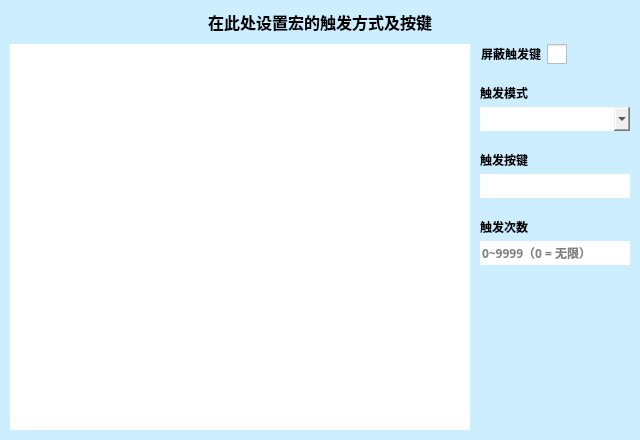
Before: the Qt Designer form .ui/TriggerUi.ui in ChiyukiGana/Quickinput, drawn with Qt 5.
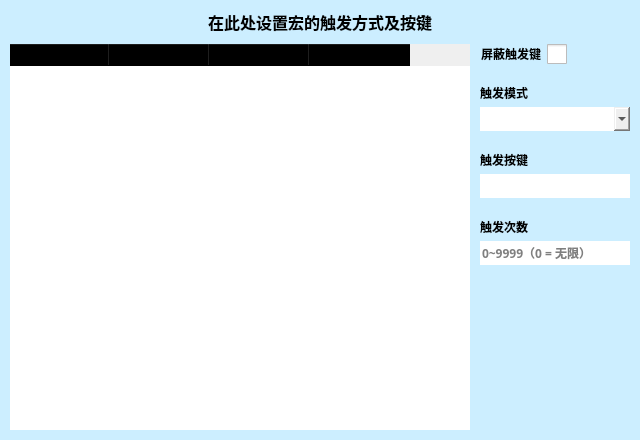
After: the same form once the commit is applied. Icons and pictures are not drawn. Custom widgets are drawn as their Qt base class.

Diff of the .ui file:
```diff
--- a/.ui/TriggerUi.ui
+++ b/.ui/TriggerUi.ui
@@ -53,7 +53,7 @@
    <item>
     <widget class="QWidget" name="clientWidget" native="true">
      <property name="styleSheet">
-      <string notr="true">*{color:black;border:none;outline:none;font-size:12px;font-family:&quot;Microsoft YaHei&quot;}QMainWindow,QDialog{border:1px solid gray}#titleWidget{background-color:white}#titleWidget *{font-size:14px}#titleWidget QPushButton,#titleWidget QCheckBox::indicator{background-color:#CCC;width:20px;height:20px;border-radius:10px}#titleWidget QCheckBox::indicator:checked{image:url(:/checked.png)}#clientWidget{background-color:#CEF}QMenu,#clientWidget QLineEdit,#clientWidget QTextEdit,#clientWidget QKeyEdit,#clientWidget QCheckBox::indicator,#clientWidget QRadioButton::indicator,#clientWidget QHeaderView,#clientWidget QHeaderView::section,#clientWidget QTableWidget,#clientWidget QTableWidget QTableCornerButton::section,#clientWidget QComboBox,#clientWidget QComboBox QAbstractItemView{background-color:white;color:black}#clientWidget QPushButton,#clientWidget QTabBar::tab,#clientWidget QTabBar::tab:first,#clientWidget QTabBar::tab:last{background-color:#ADE;color:black}#clientWidget QCheckBox::indicator,#clientWidget QRadioButton::indicator{width:20px;height:20px}#clientWidget QComboBox{padding-left:3px}QMenu::item:selected,#clientWidget QPushButton:hover,#clientWidget QCheckBox::indicator:hover,#clientWidget QRadioButton::indicator:hover,#clientWidget QTableWidget::item:hover,#clientWidget QTabBar::tab:hover,#clientWidget QTabBar::tab:first:hover,#clientWidget QTabBar::tab:last:hover{background-color:#BEF;color:black}#clientWidget QTableWidget::item:selected{background-color:#CEF;color:black}#clientWidget QTabBar::tab:selected,#clientWidget QTabBar::tab:first:selected,#clientWidget QTabBar::tab:last:selected{background-color:#CEF;color:black}#clientWidget QCheckBox::indicator:checked,#clientWidget QRadioButton::indicator:checked{image:url(:/checked.png)}#clientWidget QPushButton:disabled,#clientWidget QCheckBox:disabled,#clientWidget QRadioButton:disabled{color:gray}#clientWidget #bnWndActive,#clientWidget #bnPos,#clientWidget #bnColorRect,#clientWidget #bnImageRect,#clientWidget #bnImageShot{background-color:white}</string>
+      <string notr="true">*{color:black;border:none;outline:none;font-size:12px;font-family:&quot;Microsoft YaHei&quot;}QMainWindow,QDialog{border:1px solid gray}#titleWidget{background-color:white}#titleWidget *{font-size:14px}#titleWidget QPushButton,#titleWidget QCheckBox::indicator{background-color:#CCC;width:20px;height:20px;border-radius:10px}#titleWidget QCheckBox::indicator:checked{image:url(:/checked.png)}#clientWidget{background-color:#CEF}QMenu,QToolTip,#clientWidget QLineEdit,#clientWidget QTextEdit,#clientWidget QKeyEdit,#clientWidget QCheckBox::indicator,#clientWidget QRadioButton::indicator,#clientWidget QHeaderView,#clientWidget QHeaderView::section,#clientWidget QTableWidget,#clientWidget QTableWidget QTableCornerButton::section,#clientWidget QComboBox,#clientWidget QComboBox QAbstractItemView{background-color:white;color:black}#clientWidget QPushButton,#clientWidget QTabBar::tab,#clientWidget QTabBar::tab:first,#clientWidget QTabBar::tab:last{background-color:#ADE;color:black}#clientWidget QCheckBox::indicator,#clientWidget QRadioButton::indicator{width:20px;height:20px}#clientWidget QComboBox{padding-left:3px}QMenu::item:selected,#clientWidget QPushButton:hover,#clientWidget QCheckBox::indicator:hover,#clientWidget QRadioButton::indicator:hover,#clientWidget QTableWidget::item:hover,#clientWidget QTabBar::tab:hover,#clientWidget QTabBar::tab:first:hover,#clientWidget QTabBar::tab:last:hover{background-color:#BEF;color:black}#clientWidget QTableWidget::item:selected{background-color:#CEF;color:black}#clientWidget QTabBar::tab:selected,#clientWidget QTabBar::tab:first:selected,#clientWidget QTabBar::tab:last:selected{background-color:#CEF;color:black}#clientWidget QCheckBox::indicator:checked,#clientWidget QRadioButton::indicator:checked{image:url(:/checked.png)}#clientWidget QPushButton:disabled,#clientWidget QCheckBox:disabled,#clientWidget QRadioButton:disabled{color:gray}#clientWidget #bnWndSelect,#clientWidget #bnPos,#clientWidget #bnColorRect,#clientWidget #bnImageRect,#clientWidget #bnImageShot{background-color:white}</string>
      </property>
      <layout class="QVBoxLayout" name="verticalLayout">
       <property name="spacing">
@@ -155,6 +155,26 @@
           <property name="showGrid">
            <bool>false</bool>
           </property>
+          <column>
+           <property name="text">
+            <string>宏</string>
+           </property>
+          </column>
+          <column>
+           <property name="text">
+            <string>按键</string>
+           </property>
+          </column>
+          <column>
+           <property name="text">
+            <string>模式</string>
+           </property>
+          </column>
+          <column>
+           <property name="text">
+            <string>状态</string>
+           </property>
+          </column>
          </widget>
         </item>
         <item>
```
